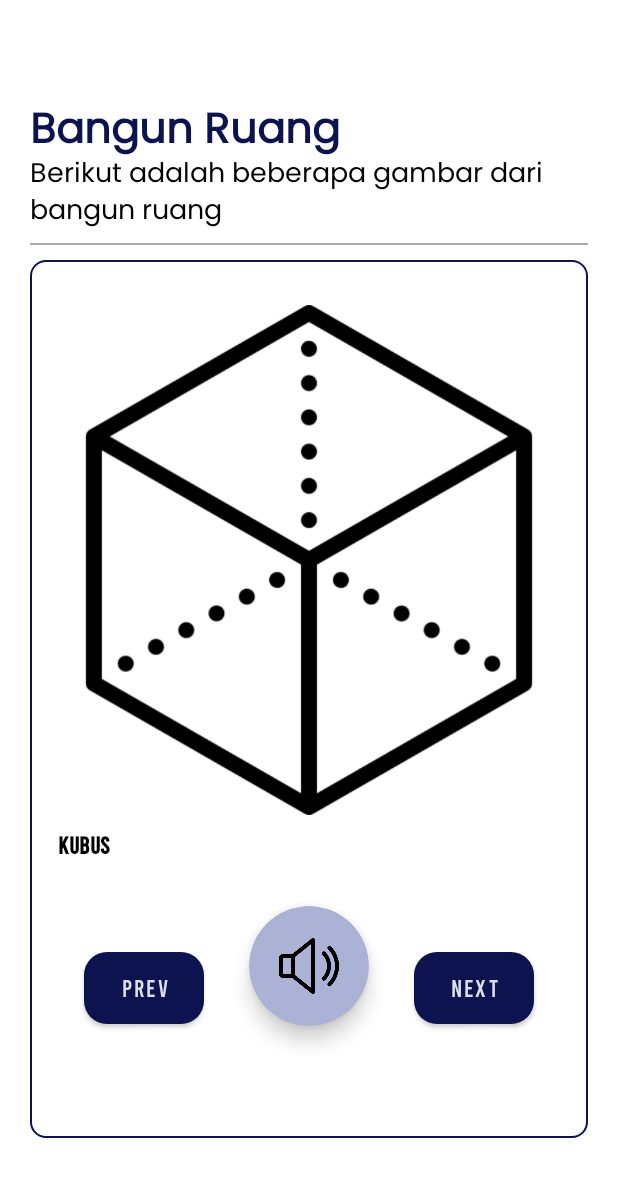
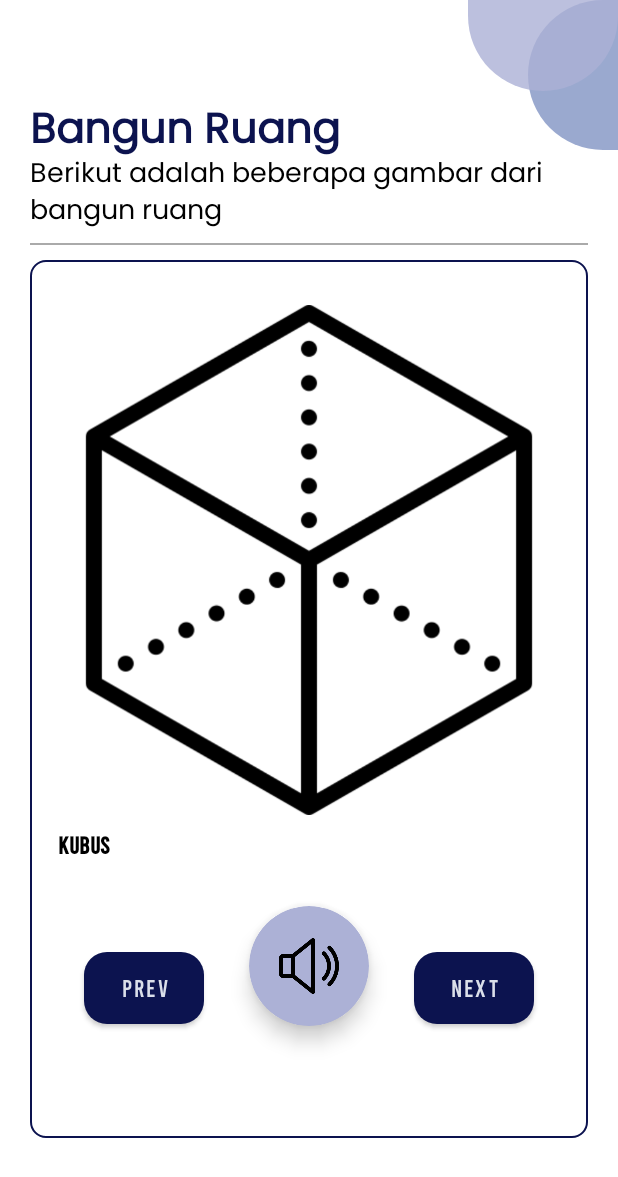
Before and after one commit to Masdikaa/aplikasi-pembelajaran-tunanetra, an Android app: the GeometryActivity screen opened directly, with no data from a screen before it, on a phone screen of 412 x 824 dp. Shown: the top 1177 px of the screen. Run offline under Robolectric (Android 15) with nearby library versions, the light colour scheme and no system bars.

Commit message:
Enhance the appearance of the application

```diff
--- a/app/src/main/java/com/himawan/pembelajarantunanetra/GeometryActivity.kt
+++ b/app/src/main/java/com/himawan/pembelajarantunanetra/GeometryActivity.kt
@@ -18,7 +18,7 @@ class GeometryActivity : AppCompatActivity() {
     override fun onCreate(savedInstanceState: Bundle?) {
         super.onCreate(savedInstanceState)
         window.statusBarColor =
-            ContextCompat.getColor(this, R.color.white) //Set StatusBar Color
+            ContextCompat.getColor(this, R.color.secondary) //Set StatusBar Color
         binding = ActivityGeometryBinding.inflate(layoutInflater)
         setContentView(binding.root)
 
--- a/app/src/main/java/com/himawan/pembelajarantunanetra/HewanActivity.kt
+++ b/app/src/main/java/com/himawan/pembelajarantunanetra/HewanActivity.kt
@@ -19,7 +19,7 @@ class HewanActivity : AppCompatActivity() {
     override fun onCreate(savedInstanceState: Bundle?) {
         super.onCreate(savedInstanceState)
         window.statusBarColor =
-            ContextCompat.getColor(this, R.color.white) //Set StatusBar Color
+            ContextCompat.getColor(this, R.color.secondary) //Set StatusBar Color
         binding = ActivityHewanBinding.inflate(layoutInflater)
         setContentView(binding.root)
 
--- a/app/src/main/java/com/himawan/pembelajarantunanetra/OrgansActivity.kt
+++ b/app/src/main/java/com/himawan/pembelajarantunanetra/OrgansActivity.kt
@@ -19,7 +19,7 @@ class OrgansActivity : AppCompatActivity() {
     override fun onCreate(savedInstanceState: Bundle?) {
         super.onCreate(savedInstanceState)
         window.statusBarColor =
-            ContextCompat.getColor(this, R.color.white) //Set StatusBar Color
+            ContextCompat.getColor(this, R.color.secondary) //Set StatusBar Color
         binding = ActivityOrgansBinding.inflate(layoutInflater)
         setContentView(binding.root)
 
--- a/app/src/main/res/layout/activity_geometry.xml
+++ b/app/src/main/res/layout/activity_geometry.xml
@@ -6,6 +6,23 @@
     android:layout_height="match_parent"
     tools:context=".GeometryActivity">
 
+    <LinearLayout
+        android:layout_width="100dp"
+        android:layout_height="100dp"
+        android:layout_marginEnd="-40dp"
+        android:alpha="0.8"
+        android:background="@drawable/ornamen3"
+        app:layout_constraintEnd_toEndOf="parent"
+        app:layout_constraintTop_toTopOf="parent" />
+
+    <LinearLayout
+        android:layout_width="100dp"
+        android:layout_height="100dp"
+        android:layout_marginTop="-40dp"
+        android:alpha="0.8"
+        android:background="@drawable/ornamen4"
+        app:layout_constraintEnd_toEndOf="parent"
+        app:layout_constraintTop_toTopOf="parent" />
 
     <LinearLayout
         android:id="@+id/header_bangun_ruang"
```
Also changed, not shown: app/src/main/res/layout/activity_hewan.xml (+18 -0 lines), app/src/main/res/layout/activity_organs.xml (+18 -0 lines).
